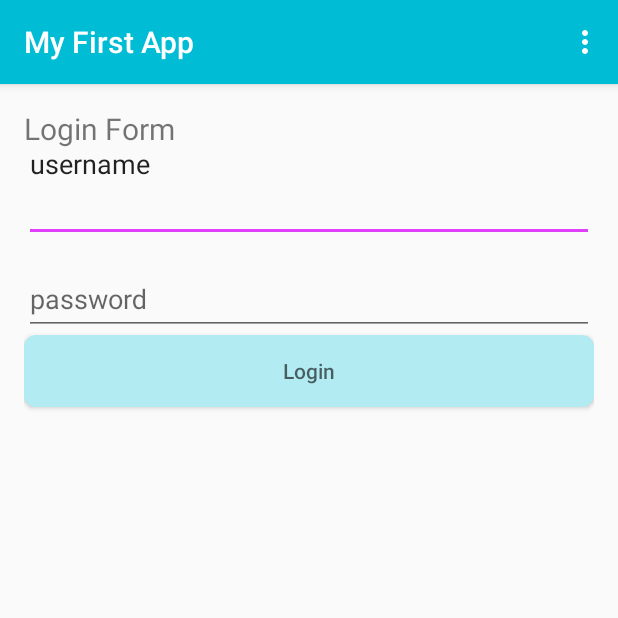
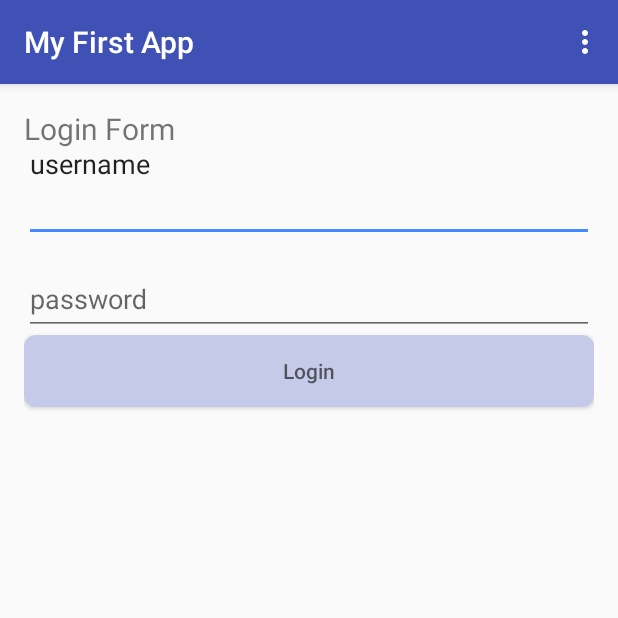
Before and after one commit to grishmashrestha/lf-android-learning, an Android app: the screen it shows after launch (MyActivity), on a phone screen of 412 x 824 dp, the top half of it. Run offline under Robolectric (Android 15) with nearby library versions, the phone set to English and light mode, and no system bars; our stand-ins replace ButterKnife.

Commit message:
color palette changed

```diff
--- a/app/src/main/res/values/colors.xml
+++ b/app/src/main/res/values/colors.xml
@@ -1,9 +1,10 @@
 <?xml version="1.0" encoding="utf-8"?>
+
 <resources>
-    <color name="colorPrimary">#00BCD4</color>
-    <color name="colorPrimaryDark">#0097A7</color>
-    <color name="colorPrimaryLight">#B2EBF2</color>
-    <color name="colorAccent">#E040FB</color>
+    <color name="colorPrimary">#3F51B5</color>
+    <color name="colorPrimaryDark">#303F9F</color>
+    <color name="colorPrimaryLight">#C5CAE9</color>
+    <color name="colorAccent">#448AFF</color>
     <color name="colorPrimaryText">#212121</color>
     <color name="colorSecondaryText">#727272</color>
     <color name="colorIcons">#FFFFFF</color>
```
